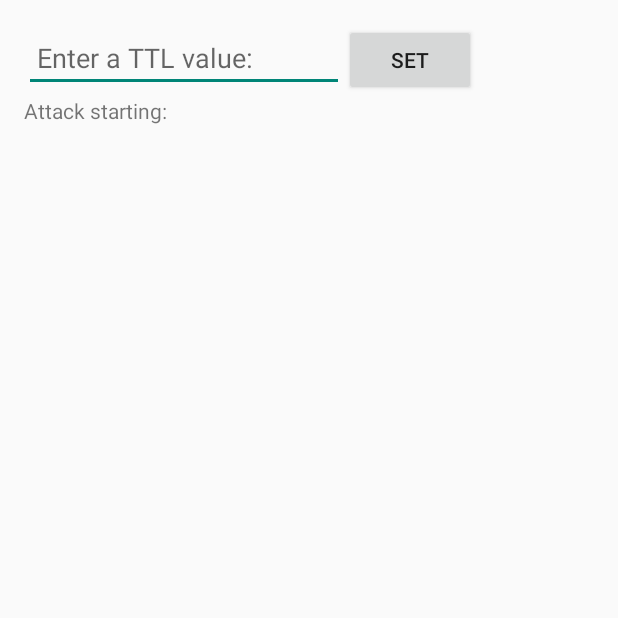
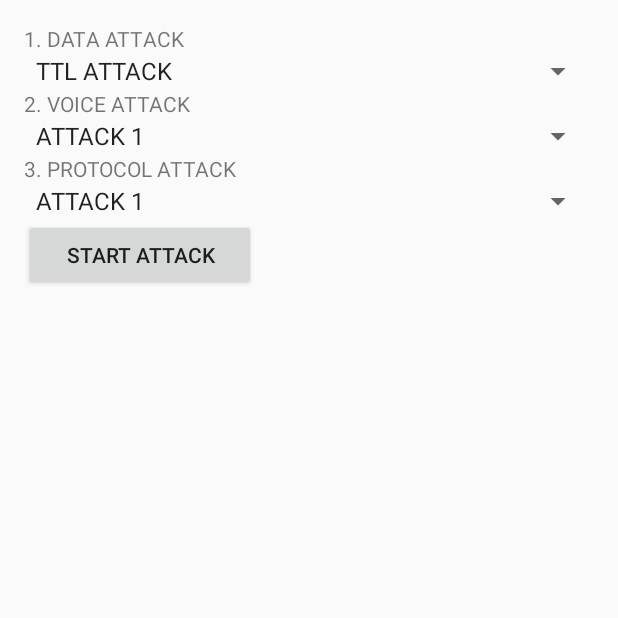
Before and after one commit to ingared8/4G_Cellular_LoopHoles, an Android app: the MainActivity screen opened directly, with no data from a screen before it, on a phone screen of 412 x 824 dp, the top half of it. Run offline under Robolectric (Android 15) with nearby library versions, the phone set to English and light mode, and no system bars.

Commit message:
Build a simple welcome page (Main activity) which can jumps to TTL activity.

```diff
--- a/app/src/main/java/edu/osu/cse5469/hackcellular/MainActivity.java
+++ b/app/src/main/java/edu/osu/cse5469/hackcellular/MainActivity.java
@@ -11,19 +11,34 @@ import android.support.v7.app.AppCompatActivity;
 import android.util.Log;
 import android.view.Menu;
 import android.view.MenuItem;
+import android.widget.AdapterView;
+import android.widget.ArrayAdapter;
 import android.widget.Button;
 import android.view.View;
 import android.widget.Button;
 import android.widget.EditText;
+import android.widget.Spinner;
+import android.widget.SpinnerAdapter;
+import android.widget.TextView;
+
+import java.util.ArrayList;
+import java.util.List;
 
 
 public class MainActivity extends Activity {
 
     private DataService dataService;
 
-    EditText ttl_value;
-    Button set_ttl;
-    int read_ttl_value;
+    private TextView dataattack;
+    private Spinner dataspinner;
+    private TextView voiceattack;
+    private Spinner voicespinner;
+
+    private TextView protocolattack;
+    private Spinner protocolspinner;
+
+    private Button startattack;
+
 
     private ServiceConnection dataServiceConnection = new ServiceConnection() {
 
@@ -43,28 +58,58 @@ public class MainActivity extends Activity {
         bindService(intent, dataServiceConnection, Context.BIND_AUTO_CREATE);                       // bindService
     }
 
+    private Spinner setSpinner (Spinner myspinner,String[] mylist){
+        ArrayAdapter<String> myadapter;
+        myadapter = new ArrayAdapter<String>(this, android.R.layout.simple_spinner_item, mylist);
+        myadapter.setDropDownViewResource(android.R.layout.simple_spinner_dropdown_item);
+        myspinner.setAdapter(myadapter);
+        return myspinner;
+    }
+
+    private void buildUI(){
+        setContentView(R.layout.activity_welcome);
+
+        startattack = (Button)findViewById(R.id.startattack);
+
+        dataattack = (TextView)findViewById(R.id.data_attack);
+        dataspinner =(Spinner)findViewById(R.id.data_attack_spinner);
+        setSpinner(dataspinner, this.getResources().getStringArray(R.array.datachoose));
+
+        voiceattack = (TextView)findViewById(R.id.voice_attack);
+        voicespinner =(Spinner)findViewById(R.id.voice_attack_spinner);
+        setSpinner(voicespinner, this.getResources().getStringArray(R.array.voicechoose));
+
+        protocolattack = (TextView)findViewById(R.id.protocol_attack);
+        protocolspinner =(Spinner)findViewById(R.id.protocol_attack_spinner);
+        setSpinner(protocolspinner, this.getResources().getStringArray(R.array.protocolchoose));
+    }
+
+    private void startattack(Button mybutton, final Spinner myspinner){
+        mybutton.setOnClickListener(new Button.OnClickListener(){
+            public void onClick(View v){
+                Intent intent = new Intent();
+                switch(myspinner.getSelectedItemPosition()){
+                    case 0:
+                        intent.setClass(MainActivity.this, TTLActivity.class);
+                        startActivity(intent);
+                        break;
+                }
+            }
+        });
+    }
+
     @Override
     protected void onCreate(Bundle savedInstanceState) {
         super.onCreate(savedInstanceState);
-        setContentView(R.layout.activity_main);
+        buildUI();
+        startattack(startattack,dataspinner);
 
-        set_ttl=(Button)findViewById(R.id.set_ttl);
-        ttl_value = (EditText)findViewById(R.id.ttl_value);
-        bindService();
-        set_ttl.setOnClickListener(new View.OnClickListener() {
-            public void onClick(View v) {
-                String str = ttl_value.getText().toString();
-                if (str.length()!=0) {
-                    read_ttl_value = Integer.parseInt(str);
-                } else {
-                    read_ttl_value = 0;
-                }
-                Log.d("debug", "" + read_ttl_value);
-//                dataService.show();
-            }
-        });
-
-
+//        dataspinner.setOnItemClickListener(new AdapterView.OnItemClickListener() {
+//            @Override
+//            public void onItemClick(AdapterView<?> parent, View view, int position, long id) {
+//                String chose=MainActivity.this.getResources().getStringArray(R.array.datachoose)[position];
+//            }
+//        });
 
     }
 
--- a/app/src/main/res/layout/activity_welcome.xml
+++ b/app/src/main/res/layout/activity_welcome.xml
@@ -1,12 +1,21 @@
-<?xml version="1.0" encoding="utf-8"?>
-<LinearLayout xmlns:android="http://schemas.android.com/apk/res/android"
-    android:orientation="vertical" android:layout_width="match_parent"
+<RelativeLayout xmlns:android="http://schemas.android.com/apk/res/android"
+    xmlns:tools="http://schemas.android.com/tools"
+    android:layout_width="match_parent"
     android:layout_height="match_parent"
     android:paddingBottom="@dimen/activity_vertical_margin"
     android:paddingLeft="@dimen/activity_horizontal_margin"
     android:paddingRight="@dimen/activity_horizontal_margin"
     android:paddingTop="@dimen/activity_vertical_margin"
-    >
+    tools:context=".MainActivity"
+    android:id="@+id/Relativelayout">
+
+    <TableLayout
+        android:layout_width="match_parent"
+        android:layout_height="match_parent"
+        android:layout_alignParentTop="true"
+        android:layout_alignParentLeft="true"
+        android:layout_alignParentStart="true">
+
         <TableRow
             android:layout_width="match_parent"
             android:layout_height="match_parent">
@@ -15,7 +24,14 @@
                 android:layout_width="wrap_content"
                 android:layout_height="wrap_content"
                 android:text="@string/data_attack"
-            android:id="@+id/data_attack" />
+                android:id="@+id/data_attack"
+                android:layout_column="0" />
+
+        </TableRow>
+
+        <TableRow
+            android:layout_width="match_parent"
+            android:layout_height="match_parent">
 
             <Spinner
                 android:layout_width="wrap_content"
@@ -23,5 +39,75 @@
                 android:id="@+id/data_attack_spinner"
                 android:layout_weight="1"
                 android:spinnerMode="dialog" />
+
+
         </TableRow>
-</LinearLayout>
+
+        <TableRow
+            android:layout_width="match_parent"
+            android:layout_height="match_parent">
+
+            <TextView
+                android:layout_width="wrap_content"
+                android:layout_height="wrap_content"
+                android:text="@string/voice_attack"
+                android:id="@+id/voice_attack"
+                android:layout_column="0" />
+
+        </TableRow>
+
+        <TableRow
+            android:layout_width="match_parent"
+            android:layout_height="match_parent">
+
+            <Spinner
+                android:layout_width="wrap_content"
+                android:layout_height="wrap_content"
+                android:id="@+id/voice_attack_spinner"
+                android:layout_weight="1"
+                android:spinnerMode="dialog" />
+
+
+        </TableRow>
+
+        <TableRow
+            android:layout_width="match_parent"
+            android:layout_height="match_parent">
+
+            <TextView
+                android:layout_width="wrap_content"
+                android:layout_height="wrap_content"
+                android:text="@string/protocol_attack"
+                android:id="@+id/protocol_attack"
+                android:layout_column="0" />
+
+        </TableRow>
+
+        <TableRow
+            android:layout_width="match_parent"
+            android:layout_height="match_parent">
+
+            <Spinner
+                android:layout_width="wrap_content"
+                android:layout_height="wrap_content"
+                android:id="@+id/protocol_attack_spinner"
+                android:layout_weight="1"
+                android:spinnerMode="dialog" />
+
+
+        </TableRow>
+
+        <TableRow
+            android:layout_width="match_parent"
+            android:layout_height="match_parent">
+
+            <Button
+                android:layout_width="wrap_content"
+                android:layout_height="wrap_content"
+                android:text="@string/startattack"
+                android:id="@+id/startattack"
+                android:layout_column="0" />
+        </TableRow>
+
+    </TableLayout>
+</RelativeLayout>
--- a/app/src/main/res/values/strings.xml
+++ b/app/src/main/res/values/strings.xml
@@ -1,3 +1,4 @@
+<?xml version="1.0" encoding="utf-8"?>
 <resources>
     <string name="app_name">HackCellular</string>
 
@@ -10,6 +11,25 @@
     <string name="action_settings">Settings</string>
     <string name="title_activity_ttl">TTLActivity</string>
     <string name="set_ttl">SET</string>
-    <string name="data_attack">1. data attack</string>
+
+    <string name="data_attack">1. DATA ATTACK</string>
+    <string-array name="datachoose">
+        <item>TTL ATTACK</item>
+        <item>ATTACK 2</item>
+    </string-array>
+
+    <string name="voice_attack">2. VOICE ATTACK</string>
+    <string-array name="voicechoose">
+        <item>ATTACK 1</item>
+        <item>ATTACK 2</item>
+    </string-array>
+
+    <string name="protocol_attack">3. PROTOCOL ATTACK</string>
+    <string-array name="protocolchoose">
+        <item>ATTACK 1</item>
+        <item>ATTACK 2</item>
+    </string-array>
+
+    <string name="startattack">START ATTACK</string>
 
 </resources>
```
Also changed, not shown: app/src/main/java/edu/osu/cse5469/hackcellular/TTLActivity.java (+24 -2 lines), 1 other file. Lines whose indentation alone changed are shown as unchanged.
